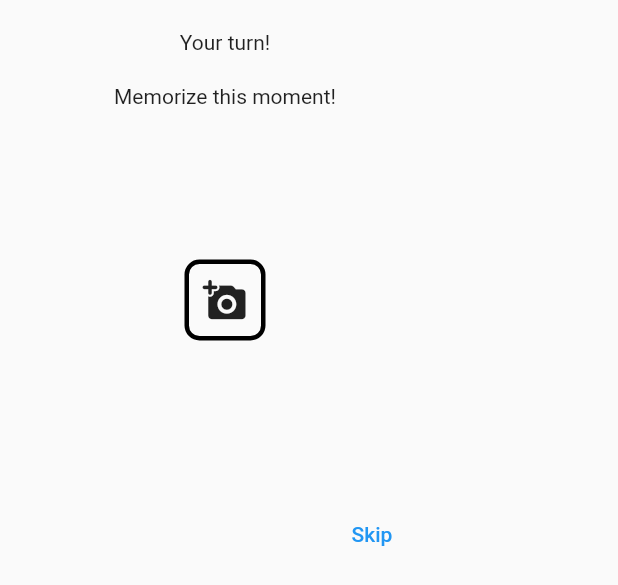
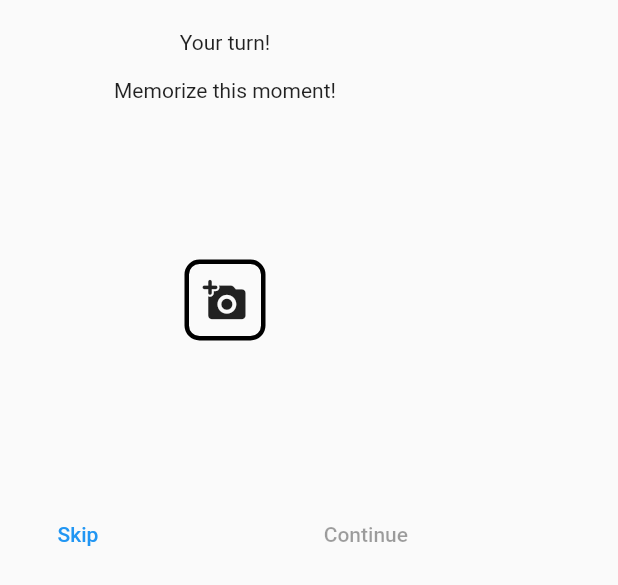
Before and after one commit to MizuPanda/MyApp, a Flutter app: the CameraScreen widget shown alone on an empty page, opened directly, on a phone screen of 412 x 824 dp. Shown: the top 585 px of the screen. Run offline on Flutter 3.47's test engine with Material 2 defaults, Android fonts, the phone set to English and light mode, and no system bars; our stand-ins replace camera, cloud_firestore, firebase_auth, firebase_core, firebase_storage, flutter_animation_progress_bar and 8 more; missing offline and left inert: flutter_ble_peripheral, flutter_reactive_ble; accounts and stored records are empty.

```diff
--- a/lib/main.dart
+++ b/lib/main.dart
@@ -88,12 +88,16 @@ class _SelectPageState extends State<SelectPage> {
     }
     return Container(
       color: Colors.white,
-    );*/
+    );
+
+     */
 
     if (MyUser.getUser() != null) {
       return const MainPage();
     } else {
       return const LoginPage();
     }
+
+
   }
 }
--- a/lib/models/myuser.dart
+++ b/lib/models/myuser.dart
@@ -114,5 +114,6 @@ class Player {
   List<dynamic> friendsID;
   int counter;
 
+
   Player({required this.username, required this.friendsID, required this.counter});
 }
--- a/lib/pages/screens/camera_screen.dart
+++ b/lib/pages/screens/camera_screen.dart
@@ -1,5 +1,9 @@
+import 'dart:io';
+
 import 'package:flutter/material.dart';
 import 'package:go_router/go_router.dart';
+import 'package:myapp/providers/camera_provider.dart';
+import 'package:photo_view/photo_view.dart';
 
 /// CameraApp is the Main Application.
 
@@ -11,6 +15,8 @@ class CameraScreen extends StatefulWidget {
 }
 
 class _CameraScreenState extends State<CameraScreen> {
+  final CameraProvider _provider = CameraProvider();
+
   @override
   void dispose() {
     super.dispose();
@@ -18,6 +24,14 @@ class _CameraScreenState extends State<CameraScreen> {
 
   @override
   Widget build(BuildContext context) {
+    void push() {
+      context.push('/camera');
+    }
+
+    void disposeAll() {
+      Navigator.of(context).popUntil(ModalRoute.withName('/main'));
+    }
+
     return Container(
         height: 400.0,
         width: 300.0,
@@ -27,35 +41,97 @@ class _CameraScreenState extends State<CameraScreen> {
             Column(
               children: [
                 const Text('Your turn!'),
-                const SizedBox(
-                  height: 20,
-                ),
+                const Padding(padding: EdgeInsets.all(8)),
                 const Text("Memorize this moment!"),
                 Expanded(
                   child: Align(
-                    alignment: Alignment.bottomRight,
-                    child:
-                        TextButton(onPressed: () {}, child: const Text('Skip')),
+                    alignment: Alignment.bottomCenter,
+                    child: Row(
+                      mainAxisAlignment: MainAxisAlignment.spaceBetween,
+                      children: [
+                        TextButton(
+                            onPressed: () {
+                              _provider.skip(
+                                  DateTime.now().toUtc(), disposeAll);
+                            },
+                            child: const Text('Skip')),
+                        TextButton(
+                            onPressed: (_provider.getLastFile() == null)
+                                ? null
+                                : () {
+                                    _provider.next(disposeAll);
+                                  },
+                            child: const Text('Continue'))
+                      ],
+                    ),
                   ),
                 )
               ],
             ),
-            Center(
+            AnimatedBuilder(
+                animation: _provider,
+                builder: (BuildContext context, Widget? child) {
+                  if (_provider.getLastFile() == null) {
+                    return Center(
                       child: Container(
                         decoration: BoxDecoration(
                           shape: BoxShape.rectangle,
                           borderRadius: BorderRadius.circular(10),
-                border: Border.all(width: 3,color: Colors.black),
+                          border: Border.all(width: 3, color: Colors.black),
                         ),
                         child: IconButton(
-                  onPressed: () {
-                    context.push('/camera');
-                  },
+                            onPressed: push,
                             icon: const Icon(
                               Icons.add_a_photo_rounded,
                               size: 30,
                             )),
-            )),
+                      ),
+                    );
+                  } else {
+                    return Center(
+                      child: Container(
+                        width: 230,
+                        height: 230,
+                        decoration: const BoxDecoration(
+                          boxShadow: [
+                            BoxShadow(
+                                color: Colors.black,
+                                offset: Offset(0.5, 1),
+                                blurRadius: 1)
+                          ],
+                        ),
+                        child: ClipRect(
+                          child: Stack(
+                            children: [
+                              PhotoView(
+                                backgroundDecoration: const BoxDecoration(
+                                  color: Colors.white,
+                                ),
+                                imageProvider: Image.file(
+                                        File(_provider.getLastFile()!.path))
+                                    .image,
+                              ),
+                              Align(
+                                  alignment: Alignment.topRight,
+                                  child: Container(
+                                      decoration: const BoxDecoration(
+                                          shape: BoxShape.circle,
+                                          color: Colors.black),
+                                      child: IconButton(
+                                          onPressed: () async {
+                                            await _provider.deleteFile(push);
+                                          },
+                                          icon: const Icon(
+                                            Icons.add_a_photo_rounded,
+                                            color: Colors.white,
+                                          ))))
+                            ],
+                          ),
+                        ),
+                      ),
+                    );
+                  }
+                })
           ],
         ));
   }
--- a/lib/pages/views/friends_view.dart
+++ b/lib/pages/views/friends_view.dart
@@ -96,7 +96,7 @@ class _FriendsPageState extends State<FriendsPage> with AutomaticKeepAliveClient
             alignment: Alignment.bottomRight,
             padding: const EdgeInsets.all(10),
             child: ExpandableFab(
-              distance: 112.0,
+              distance: 80,
               children: [
                 ActionButton(
                   onPressed: () {
@@ -107,10 +107,6 @@ class _FriendsPageState extends State<FriendsPage> with AutomaticKeepAliveClient
                 ActionButton(
                   onPressed: () {},
                   icon: const Icon(Icons.thunderstorm),
-                ),
-                ActionButton(
-                  onPressed: () {},
-                  icon: const Icon(Icons.book),
                 ),
               ],
             ),
--- a/lib/widgets/round_buttons.dart
+++ b/lib/widgets/round_buttons.dart
@@ -7,7 +7,8 @@ class RoundButton extends StatefulWidget {
   final Color? colorPressed;
   final Color? colorUnpressed;
   final bool? shouldGrow;
-  const RoundButton({Key? key, required this.icon, required this.onPressed, required this.size, this.colorPressed, this.colorUnpressed, this.shouldGrow}) : super(key: key);
+  final Color? borderColor;
+  const RoundButton({Key? key, required this.icon, required this.onPressed, required this.size, this.colorPressed, this.colorUnpressed, this.shouldGrow, this.borderColor}) : super(key: key);
 
   @override
   State<RoundButton> createState() => _RoundButtonState();
@@ -38,7 +39,7 @@ class _RoundButtonState extends State<RoundButton>  {
       child: Container(
         decoration: BoxDecoration(
           shape: BoxShape.circle,
-          border: Border.all(width: 3,color: Colors.white,)
+          border: Border.all(width: 3,color: widget.borderColor == null?Colors.white: widget.borderColor!,)
         ),
         child: IconButton(
           color: widget.colorPressed != null? (!_isPressed? widget.colorUnpressed:widget.colorPressed): widget.colorUnpressed,
--- a/pubspec.yaml
+++ b/pubspec.yaml
@@ -38,7 +38,7 @@ dependencies:
   cupertino_icons: ^1.0.2
 
   firebase_core: ^2.4.1
-  firebase_auth: ^4.2.5
+  firebase_auth: any
   cloud_firestore: ^4.3.2
   firebase_storage: ^11.0.14
 
@@ -56,6 +56,10 @@ dependencies:
   permission_handler: ^10.2.0
   camera: ^0.10.3+2
   image_picker: ^0.8.6+4
+  flutter_image_compress: ^1.1.3
+  photo_view: ^0.14.0
+  image_cropper: ^3.0.1
+  timeago: any
 
 dev_dependencies:
   flutter_test:
```
Also changed, not shown: lib/models/events.dart (added, +13 -0 lines), lib/models/friend_request.dart (+22 -27 lines), lib/models/friendships.dart (+44 -27 lines), lib/pages/camera_page.dart (+16 -1 lines), lib/pages/screens/subscreens/nearby_subscreen.dart (+30 -3 lines), lib/providers/camera_provider.dart (+145 -26 lines), lib/providers/friends_provider.dart (+11 -24 lines), lib/providers/nearby_provider.dart (+176 -50 lines), pubspec.lock, 1 other file. Lines whose indentation alone changed are shown as unchanged.
